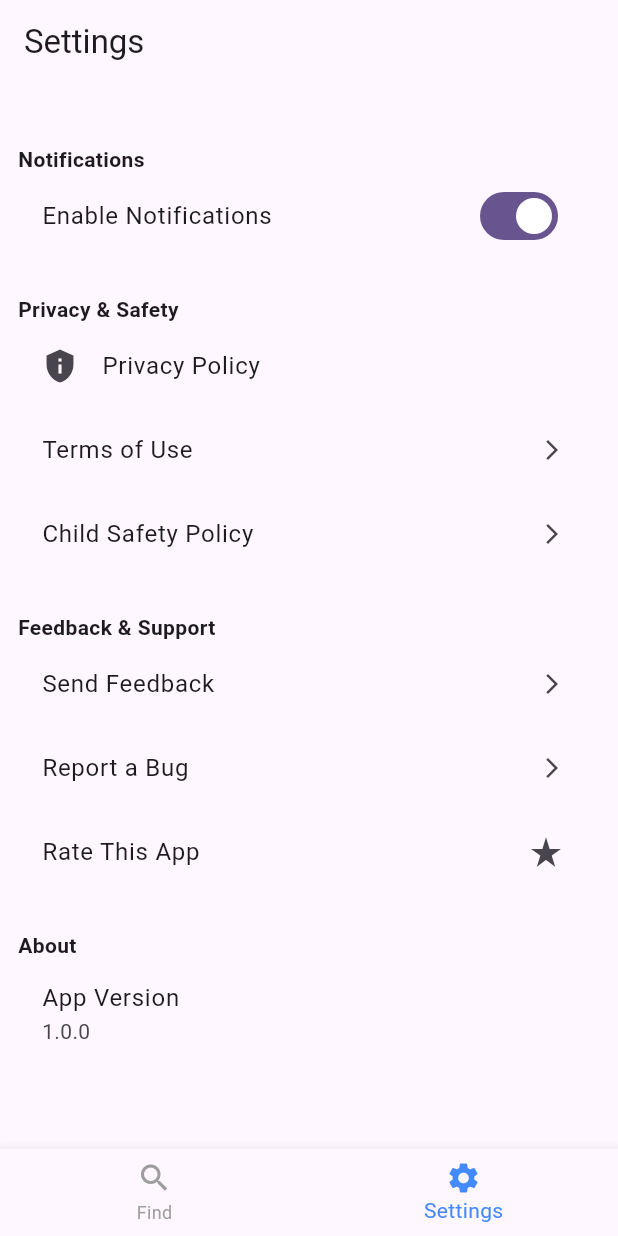
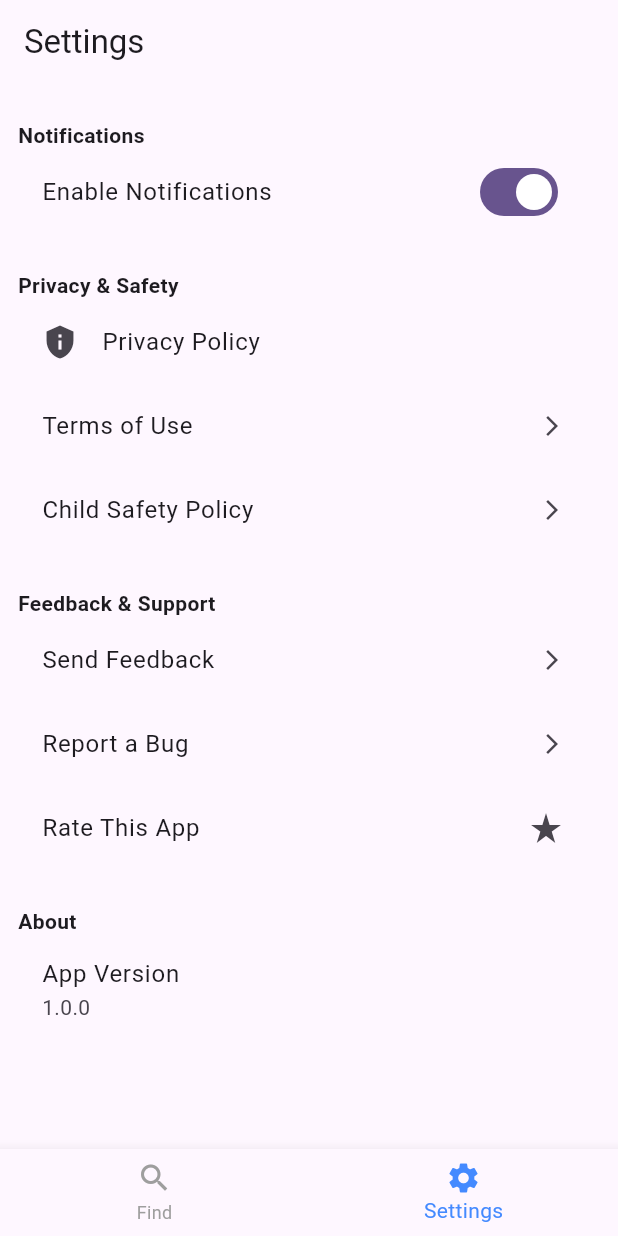
Before and after one commit to Sujitsubedi1/Random_chat_app, a Flutter app: the screen it shows after launch, item 2 of the bottom bar chosen, on a phone screen of 412 x 824 dp. Run offline on Flutter 3.47's test engine with Material 3 defaults, Android fonts, the phone set to English and light mode, and no system bars; our stand-ins replace cloud_firestore, device_info_plus, firebase_core, google_mobile_ads, logger, lottie and 1 more; accounts and stored records are empty; project files that could hold a hidden picture were left out.

Commit message:
passing fixed settings.dart

```diff
--- a/chat_app/lib/ui/settings_page.dart
+++ b/chat_app/lib/ui/settings_page.dart
@@ -90,7 +90,7 @@ ${_metaBlock()}
         padding: const EdgeInsets.symmetric(vertical: 16, horizontal: 12),
         children: [
           // Profile Section
-          const SizedBox(height: 24),
+          const SizedBox(height: 8),
 
           // Notifications Section
           const Text(
```
